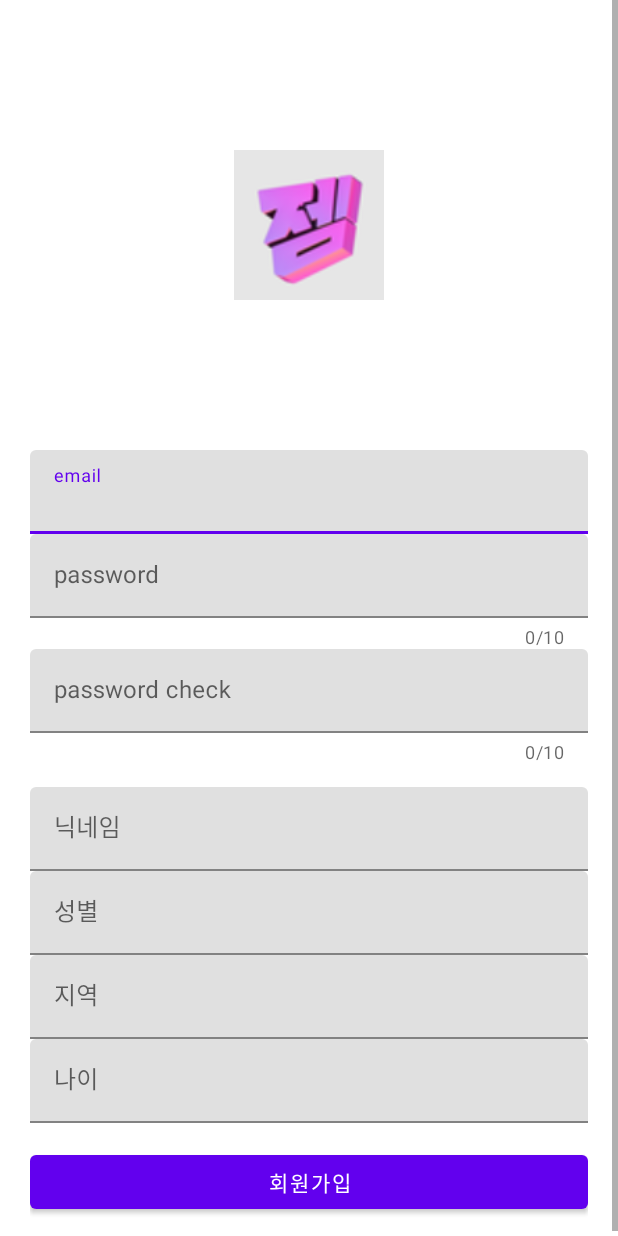
After one commit to sprisao/meteor, an Android app: the JoinActivity screen opened directly, with no data from a screen before it, on a phone screen of 412 x 824 dp. The commit adds this screen. Run offline under Robolectric (Android 15) with nearby library versions, the phone set to English and light mode, and no system bars.

Commit message:
JoinActivity.kt (회원가입 페이지) 화면 구성

```diff
--- a/app/build.gradle
+++ b/app/build.gradle
@@ -1,6 +1,7 @@
 plugins {
     id 'com.android.application'
     id 'kotlin-android'
+    id 'kotlin-android-extensions'
 }
 
 android {
--- a/app/src/main/AndroidManifest.xml
+++ b/app/src/main/AndroidManifest.xml
@@ -9,16 +9,18 @@
 	    android:roundIcon="@mipmap/ic_launcher_round"
 	    android:supportsRtl="true"
 	    android:theme="@style/Theme.Tinder_test.Splash">
-
         <activity
 	        android:name=".auth.IntroActivity"
 	        android:exported="true">
             <intent-filter>
-               <action android:name="android.intent.action.MAIN" />
+                <action android:name="android.intent.action.MAIN" />
+
                 <category android:name="android.intent.category.LAUNCHER" />
             </intent-filter>
         </activity>
-
+        <activity
+	        android:name=".auth.JoinActivity"
+	        android:exported="true" />
         <activity
 	        android:name=".MainActivity"
 	        android:exported="true">
--- a/app/src/main/java/com/example/tinder_test/MainActivity.kt
+++ b/app/src/main/java/com/example/tinder_test/MainActivity.kt
@@ -48,7 +48,5 @@ class MainActivity : AppCompatActivity() {
         cardStackAdapter = CardStackAdapter(baseContext, testList)
         cardStackView.layoutManager = manager
         cardStackView.adapter = cardStackAdapter
-
-
     }
 }
--- a/app/src/main/java/com/example/tinder_test/auth/IntroActivity.kt
+++ b/app/src/main/java/com/example/tinder_test/auth/IntroActivity.kt
@@ -1,14 +1,29 @@
 package com.example.tinder_test.auth
 
+import android.content.Intent
 import androidx.appcompat.app.AppCompatActivity
 import android.os.Bundle
+import android.widget.Button
 import androidx.core.splashscreen.SplashScreen.Companion.installSplashScreen
 import com.example.tinder_test.R
+import kotlinx.android.synthetic.main.activity_intro.*
 
 class IntroActivity : AppCompatActivity() {
     override fun onCreate(savedInstanceState: Bundle?) {
+
         installSplashScreen()
         super.onCreate(savedInstanceState)
         setContentView(R.layout.activity_intro)
+
+        joinBtn.setOnClickListener{
+            val intent = Intent(this, JoinActivity::class.java)
+            startActivity(intent)
+        }
+
+//        val joinBtn: Button = findViewById(R.id.joinBtn)
+//        joinBtn.setOnClickListener{
+//            val intent = Intent(this, JoinActivity::class.java)
+//            startActivity(intent)
+//        }
     }
 }
--- /dev/null
+++ b/app/src/main/java/com/example/tinder_test/auth/JoinActivity.kt
@@ -0,0 +1,14 @@
+package com.example.tinder_test.auth
+
+import android.os.Bundle
+import androidx.appcompat.app.AppCompatActivity
+import androidx.core.splashscreen.SplashScreen.Companion.installSplashScreen
+import com.example.tinder_test.R
+
+class JoinActivity : AppCompatActivity() {
+    override fun onCreate(savedInstanceState: Bundle?) {
+        installSplashScreen()
+        super.onCreate(savedInstanceState)
+        setContentView(R.layout.activity_join)
+    }
+}
--- a/app/src/main/res/layout/activity_intro.xml
+++ b/app/src/main/res/layout/activity_intro.xml
@@ -14,11 +14,13 @@
 		app:layout_constraintBottom_toBottomOf="parent"
 		android:orientation="vertical">
 		<Button
+			android:id="@+id/joinBtn"
 			android:layout_width="match_parent"
 			android:layout_height="wrap_content"
 			android:layout_marginBottom="5dp"
 			android:text="JOin"/>
 		<Button
+			android:id="@+id/loginBtn"
 			android:layout_width="match_parent"
 			android:layout_height="wrap_content"
 			android:text="Login"/>
--- /dev/null
+++ b/app/src/main/res/layout/activity_join.xml
@@ -0,0 +1,100 @@
+<?xml version="1.0" encoding="utf-8"?>
+<androidx.constraintlayout.widget.ConstraintLayout xmlns:android="http://schemas.android.com/apk/res/android"
+	xmlns:app="http://schemas.android.com/apk/res-auto"
+	xmlns:tools="http://schemas.android.com/tools"
+	android:layout_width="match_parent"
+	android:layout_height="match_parent"
+	tools:context=".auth.JoinActivity">
+
+	<ScrollView
+		android:layout_width="match_parent"
+		android:layout_height="match_parent">
+
+	<LinearLayout
+		android:layout_width="match_parent"
+		android:layout_height="match_parent"
+		android:layout_marginHorizontal="20dp"
+		android:orientation="vertical"
+		android:gravity="center">
+
+		<ImageView
+			android:src="@drawable/ic_launcher"
+			android:layout_marginVertical="100dp"
+			android:layout_width="100dp"
+			android:layout_height="100dp"
+			android:layout_gravity="center" />
+
+		<com.google.android.material.textfield.TextInputLayout
+			android:layout_width="match_parent"
+			android:layout_height="wrap_content">
+			<com.google.android.material.textfield.TextInputEditText
+				android:hint="email"
+				android:layout_width="match_parent"
+				android:layout_height="wrap_content" />
+		</com.google.android.material.textfield.TextInputLayout>
+
+		<com.google.android.material.textfield.TextInputLayout
+			android:layout_width="match_parent"
+			android:layout_height="wrap_content"
+			app:counterEnabled="true"
+			app:counterMaxLength="10">
+			<com.google.android.material.textfield.TextInputEditText
+				android:hint="password"
+				android:layout_width="match_parent"
+				android:layout_height="wrap_content" />
+		</com.google.android.material.textfield.TextInputLayout>
+		<com.google.android.material.textfield.TextInputLayout
+			android:layout_width="match_parent"
+			android:layout_height="wrap_content"
+			app:counterEnabled="true"
+			app:counterMaxLength="10">
+			<com.google.android.material.textfield.TextInputEditText
+				android:hint="password check"
+				android:layout_width="match_parent"
+				android:layout_height="wrap_content" />
+		</com.google.android.material.textfield.TextInputLayout>
+
+		<com.google.android.material.textfield.TextInputLayout
+			android:layout_marginTop="15dp"
+			android:layout_width="match_parent"
+			android:layout_height="wrap_content">
+			<com.google.android.material.textfield.TextInputEditText
+				android:hint="닉네임"
+				android:layout_width="match_parent"
+				android:layout_height="wrap_content" />
+		</com.google.android.material.textfield.TextInputLayout>
+
+		<com.google.android.material.textfield.TextInputLayout
+			android:layout_width="match_parent"
+			android:layout_height="wrap_content">
+			<com.google.android.material.textfield.TextInputEditText
+				android:hint="성별"
+				android:layout_width="match_parent"
+				android:layout_height="wrap_content" />
+		</com.google.android.material.textfield.TextInputLayout>
+
+		<com.google.android.material.textfield.TextInputLayout
+			android:layout_width="match_parent"
+			android:layout_height="wrap_content">
+			<com.google.android.material.textfield.TextInputEditText
+				android:hint="지역"
+				android:layout_width="match_parent"
+				android:layout_height="wrap_content" />
+		</com.google.android.material.textfield.TextInputLayout>
+		<com.google.android.material.textfield.TextInputLayout
+			android:layout_width="match_parent"
+			android:layout_height="wrap_content">
+			<com.google.android.material.textfield.TextInputEditText
+				android:hint="나이"
+				android:layout_width="match_parent"
+				android:layout_height="wrap_content" />
+		</com.google.android.material.textfield.TextInputLayout>
+		<Button
+			android:layout_marginVertical="15dp"
+			android:layout_width="match_parent"
+			android:layout_height="wrap_content"
+			android:text="회원가입" />
+
+	</LinearLayout>
+	</ScrollView>
+  </androidx.constraintlayout.widget.ConstraintLayout>
```
